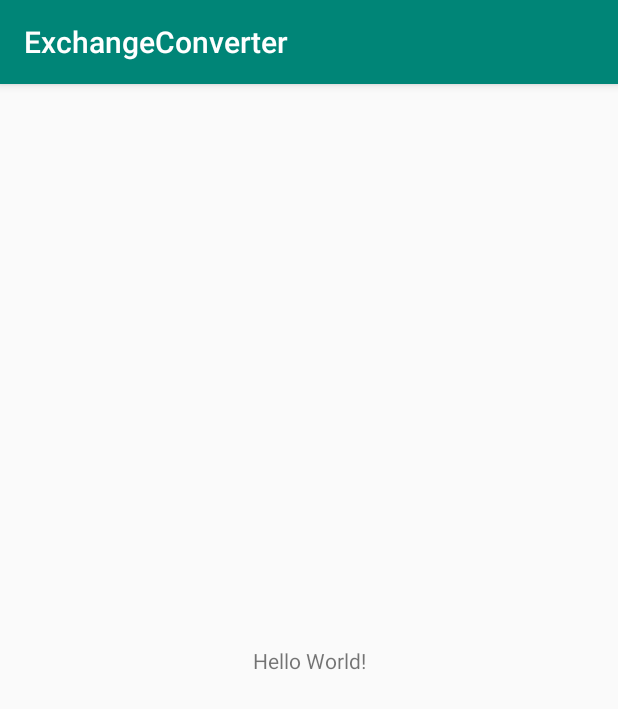
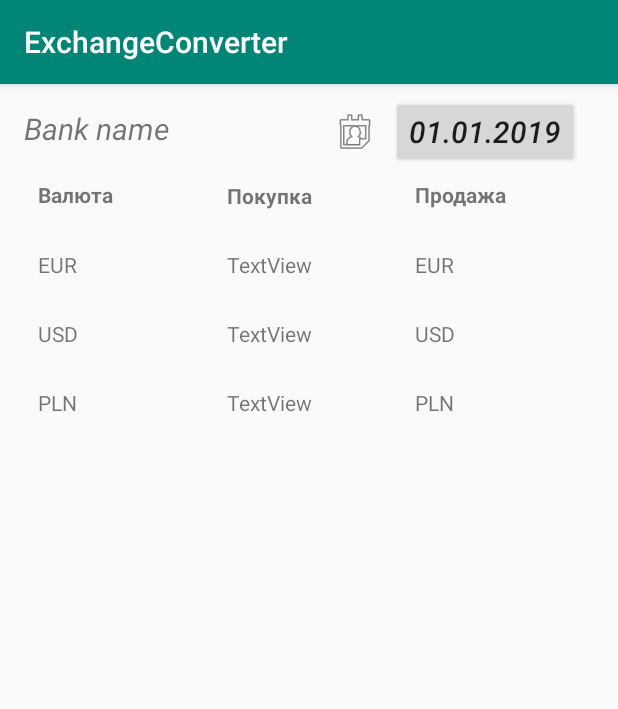
Before and after one commit to AlexNem/ExchangeConverter, an Android app: the screen it shows after launch (MainActivity), on a phone screen of 412 x 824 dp. Shown: the top 709 px of the screen. Run offline under Robolectric (Android 15) with nearby library versions, the phone set to English and light mode, and no system bars.

Commit message:
Create currency fragment/recycler

```diff
--- a/app/build.gradle
+++ b/app/build.gradle
@@ -28,6 +28,8 @@ dependencies {
     implementation "org.jetbrains.kotlin:kotlin-stdlib-jdk7:$kotlin_version"
     implementation 'com.android.support:appcompat-v7:28.0.0'
     implementation 'com.android.support.constraint:constraint-layout:1.1.3'
+    implementation 'com.android.support:support-v4:28.0.0'
+    implementation 'com.android.support:recyclerview-v7:28.0.0'
     testImplementation 'junit:junit:4.12'
     androidTestImplementation 'com.android.support.test:runner:1.0.2'
     androidTestImplementation 'com.android.support.test.espresso:espresso-core:3.0.2'
--- a/app/src/main/AndroidManifest.xml
+++ b/app/src/main/AndroidManifest.xml
@@ -9,7 +9,7 @@
             android:roundIcon="@mipmap/ic_launcher_round"
             android:supportsRtl="true"
             android:theme="@style/AppTheme">
-        <activity android:name=".MainActivity">
+        <activity android:name=".activity.MainActivity">
             <intent-filter>
                 <action android:name="android.intent.action.MAIN"/>
 
--- a/app/src/main/java/com/example/exchangeconverter/MainActivity.kt
+++ /dev/null
@@ -1,12 +0,0 @@
-package com.example.exchangeconverter
-
-import android.support.v7.app.AppCompatActivity
-import android.os.Bundle
-
-class MainActivity : AppCompatActivity() {
-
-    override fun onCreate(savedInstanceState: Bundle?) {
-        super.onCreate(savedInstanceState)
-        setContentView(R.layout.activity_main)
-    }
-}
--- /dev/null
+++ b/app/src/main/java/com/example/exchangeconverter/activity/MainActivity.kt
@@ -0,0 +1,32 @@
+package com.example.exchangeconverter.activity
+
+import android.os.Bundle
+import android.support.v7.app.AppCompatActivity
+import android.support.v7.widget.LinearLayoutManager
+import com.example.exchangeconverter.R
+import com.example.exchangeconverter.fragment.MyItemRecyclerViewAdapter
+import kotlinx.android.synthetic.main.fragment_currency.*
+
+class MainActivity : AppCompatActivity()
+{
+    override fun onCreate(savedInstanceState: Bundle?) {
+        super.onCreate(savedInstanceState)
+        setContentView(R.layout.activity_main)
+
+        setRecycler()
+    }
+
+    fun setRecycler(){
+        currency_recycler.layoutManager = LinearLayoutManager(this)
+        currency_recycler.adapter = MyItemRecyclerViewAdapter(Data())
+    }
+
+    fun Data():MutableList<String>{
+        val currency_mock = mutableListOf<String>()
+        currency_mock.add(0, "EUR")
+        currency_mock.add(1, "USD")
+        currency_mock.add(2, "PLN")
+        return currency_mock
+    }
+
+}
--- /dev/null
+++ b/app/src/main/java/com/example/exchangeconverter/fragment/ItemFragment.kt
@@ -0,0 +1,88 @@
+package com.example.exchangeconverter.fragment
+
+import android.content.Context
+import android.os.Bundle
+import android.support.v4.app.Fragment
+import android.support.v7.widget.GridLayoutManager
+import android.support.v7.widget.LinearLayoutManager
+import android.support.v7.widget.RecyclerView
+import android.view.LayoutInflater
+import android.view.View
+import android.view.ViewGroup
+import com.example.exchangeconverter.R
+
+
+class ItemFragment : Fragment() {
+
+    private var columnCount = 1
+
+    private var listener: OnListFragmentInteractionListener? = null
+
+    override fun onCreate(savedInstanceState: Bundle?) {
+        super.onCreate(savedInstanceState)
+
+        arguments?.let {
+            columnCount = it.getInt(ARG_COLUMN_COUNT)
+        }
+    }
+
+    override fun onCreateView(
+        inflater: LayoutInflater, container: ViewGroup?,
+        savedInstanceState: Bundle?
+    ): View? {
+        val view = inflater.inflate(R.layout.fragment_currency, container, false)
+
+        // Set the adapter
+        if (view is RecyclerView) {
+            with(view) {
+                layoutManager = when {
+                    columnCount <= 1 -> LinearLayoutManager(context)
+                    else -> GridLayoutManager(context, columnCount)
+                }
+                adapter = MyItemRecyclerViewAdapter(
+                        Data()
+                )
+            }
+        }
+        return view
+    }
+
+    fun Data():MutableList<String>{
+        val currency_mock = mutableListOf<String>()
+        currency_mock.add(0, "EUR")
+        currency_mock.add(1, "USD")
+        currency_mock.add(2, "PLN")
+        return currency_mock
+    }
+
+    override fun onAttach(context: Context) {
+        super.onAttach(context)
+        if (context is OnListFragmentInteractionListener) {
+            listener = context
+        } else {
+            throw RuntimeException(context.toString() + " must implement OnListFragmentInteractionListener")
+        }
+    }
+
+    override fun onDetach() {
+        super.onDetach()
+        listener = null
+    }
+
+    interface OnListFragmentInteractionListener {
+        fun onListFragmentInteraction(item: String?)
+    }
+
+    companion object {
+
+        const val ARG_COLUMN_COUNT = "column-count"
+
+        @JvmStatic
+        fun newInstance(columnCount: Int) =
+            ItemFragment().apply {
+                arguments = Bundle().apply {
+                    putInt(ARG_COLUMN_COUNT, columnCount)
+                }
+            }
+    }
+}
--- /dev/null
+++ b/app/src/main/java/com/example/exchangeconverter/fragment/MyItemRecyclerViewAdapter.kt
@@ -0,0 +1,41 @@
+package com.example.exchangeconverter.fragment
+
+
+import android.support.v7.widget.RecyclerView
+import android.view.LayoutInflater
+import android.view.View
+import android.view.ViewGroup
+import android.widget.TextView
+import com.example.exchangeconverter.R
+import kotlinx.android.synthetic.main.fragment_item.view.*
+
+class MyItemRecyclerViewAdapter(
+        private val mValues: List<String>
+) : RecyclerView.Adapter<MyItemRecyclerViewAdapter.ViewHolder>() {
+
+
+    override fun onCreateViewHolder(parent: ViewGroup, viewType: Int): ViewHolder {
+        val view = LayoutInflater.from(parent.context)
+            .inflate(R.layout.fragment_item, parent, false)
+        return ViewHolder(view)
+    }
+
+    override fun onBindViewHolder(holder: ViewHolder, position: Int) {
+        val item = mValues[position]
+        holder.tv_Current.text = item
+        holder.tv_sell.text = item
+
+    }
+
+    override fun getItemCount(): Int = mValues.size
+
+    inner class ViewHolder(val mView: View) : RecyclerView.ViewHolder(mView) {
+        val tv_Current: TextView = mView.tv_current_1
+        val tv_buy: TextView = mView.tv_buy_1
+        val tv_sell: TextView = mView.tv_sell_1
+
+        override fun toString(): kotlin.String {
+            return super.toString() + " '" + tv_sell.text + "'"
+        }
+    }
+}
--- a/app/src/main/res/layout/activity_main.xml
+++ b/app/src/main/res/layout/activity_main.xml
@@ -1,19 +1,13 @@
 <?xml version="1.0" encoding="utf-8"?>
-<android.support.constraint.ConstraintLayout
-        xmlns:android="http://schemas.android.com/apk/res/android"
-        xmlns:tools="http://schemas.android.com/tools"
-        xmlns:app="http://schemas.android.com/apk/res-auto"
-        android:layout_width="match_parent"
-        android:layout_height="match_parent"
-        tools:context=".MainActivity">
+<android.support.constraint.ConstraintLayout xmlns:android="http://schemas.android.com/apk/res/android"
+    xmlns:app="http://schemas.android.com/apk/res-auto"
+    xmlns:tools="http://schemas.android.com/tools"
+    android:layout_width="match_parent"
+    android:layout_height="match_parent"
+    tools:context=".activity.MainActivity">
 
-    <TextView
-            android:layout_width="wrap_content"
-            android:layout_height="wrap_content"
-            android:text="Hello World!"
-            app:layout_constraintBottom_toBottomOf="parent"
-            app:layout_constraintLeft_toLeftOf="parent"
-            app:layout_constraintRight_toRightOf="parent"
-            app:layout_constraintTop_toTopOf="parent"/>
+    <include
+        layout="@layout/fragment_currency" />
+        <!--android:layout_marginTop="?attr/actionBarSize" />-->
 
 </android.support.constraint.ConstraintLayout>
--- /dev/null
+++ b/app/src/main/res/layout/fragment_all_currency.xml
@@ -0,0 +1,6 @@
+<?xml version="1.0" encoding="utf-8"?>
+<android.support.constraint.ConstraintLayout xmlns:android="http://schemas.android.com/apk/res/android"
+                                             android:layout_width="match_parent"
+                                             android:layout_height="match_parent">
+
+</android.support.constraint.ConstraintLayout>
--- /dev/null
+++ b/app/src/main/res/layout/fragment_currency.xml
@@ -0,0 +1,108 @@
+<?xml version="1.0" encoding="utf-8"?>
+<android.support.constraint.ConstraintLayout xmlns:android="http://schemas.android.com/apk/res/android"
+    xmlns:app="http://schemas.android.com/apk/res-auto"
+    xmlns:tools="http://schemas.android.com/tools"
+    android:layout_width="wrap_content"
+    android:layout_height="wrap_content">
+
+    <TextView
+        android:id="@+id/textView"
+        android:layout_width="wrap_content"
+        android:layout_height="0dp"
+        android:layout_marginStart="16dp"
+        android:layout_marginTop="16dp"
+        android:text="@string/str_bank_name"
+        android:textSize="20sp"
+        android:textStyle="italic"
+        app:layout_constraintStart_toStartOf="parent"
+        app:layout_constraintTop_toTopOf="parent" />
+
+    <ImageView
+        android:id="@+id/imageView"
+        android:layout_width="wrap_content"
+        android:layout_height="wrap_content"
+        android:layout_marginStart="108dp"
+        android:contentDescription="@string/decription_data_image"
+        app:layout_constraintBottom_toBottomOf="@+id/textView"
+        app:layout_constraintStart_toEndOf="@+id/textView"
+        app:layout_constraintTop_toTopOf="@+id/textView"
+        app:layout_constraintVertical_bias="0.0"
+        app:srcCompat="@android:drawable/ic_menu_my_calendar" />
+
+    <Button
+        android:id="@+id/button"
+        android:layout_width="wrap_content"
+        android:layout_height="wrap_content"
+        android:layout_marginStart="8dp"
+        android:layout_marginEnd="16dp"
+        android:text="@string/str_data"
+        android:textSize="20sp"
+        android:textStyle="italic"
+        app:layout_constraintBottom_toBottomOf="@+id/imageView"
+        app:layout_constraintEnd_toEndOf="parent"
+        app:layout_constraintHorizontal_bias="0.75"
+        app:layout_constraintStart_toEndOf="@+id/imageView"
+        app:layout_constraintTop_toTopOf="@+id/imageView" />
+
+    <TextView
+        android:id="@+id/textView2"
+        android:layout_width="100dp"
+        android:layout_height="30dp"
+        android:layout_marginStart="8dp"
+        android:layout_marginTop="20dp"
+        android:layout_marginEnd="8dp"
+        android:layout_marginBottom="8dp"
+        android:text="@string/tv_currency"
+        android:textStyle="bold"
+        app:layout_constraintBottom_toTopOf="@+id/currency_recycler"
+        app:layout_constraintEnd_toStartOf="@+id/textView3"
+        app:layout_constraintHorizontal_bias="0.5"
+        app:layout_constraintStart_toStartOf="parent"
+        app:layout_constraintTop_toBottomOf="@+id/textView" />
+
+    <TextView
+        android:id="@+id/textView3"
+        android:layout_width="100dp"
+        android:layout_height="30dp"
+        android:layout_marginTop="21dp"
+        android:text="@string/tv_buy"
+        android:textStyle="bold"
+        app:layout_constraintEnd_toStartOf="@+id/textView4"
+        app:layout_constraintHorizontal_bias="0.5"
+        app:layout_constraintStart_toEndOf="@+id/textView2"
+        app:layout_constraintTop_toBottomOf="@+id/textView" />
+
+    <TextView
+        android:id="@+id/textView4"
+        android:layout_width="100dp"
+        android:layout_height="30dp"
+        android:layout_marginStart="8dp"
+        android:layout_marginTop="8dp"
+        android:layout_marginEnd="8dp"
+        android:layout_marginBottom="8dp"
+        android:text="@string/tv_sell"
+        android:textStyle="bold"
+        app:layout_constraintBottom_toTopOf="@+id/currency_recycler"
+        app:layout_constraintEnd_toEndOf="parent"
+        app:layout_constraintHorizontal_bias="0.5"
+        app:layout_constraintStart_toEndOf="@+id/textView3"
+        app:layout_constraintTop_toBottomOf="@+id/button"
+        app:layout_constraintVertical_bias="0.0" />
+
+    <android.support.v7.widget.RecyclerView
+        android:id="@+id/currency_recycler"
+        android:name="com.example.exchangeconverter.ItemFragment"
+        android:layout_width="0dp"
+        android:layout_height="wrap_content"
+        android:layout_marginTop="8dp"
+        app:layoutManager="LinearLayoutManager"
+        app:layout_constraintBottom_toBottomOf="parent"
+        app:layout_constraintEnd_toEndOf="parent"
+        app:layout_constraintHorizontal_bias="0.0"
+        app:layout_constraintStart_toStartOf="parent"
+        app:layout_constraintTop_toBottomOf="@+id/textView3"
+        app:layout_constraintVertical_bias="1.0"
+        tools:context=".fragment.ItemFragment"
+        tools:listitem="@layout/fragment_item" />
+
+</android.support.constraint.ConstraintLayout>
--- /dev/null
+++ b/app/src/main/res/layout/fragment_item.xml
@@ -0,0 +1,55 @@
+<?xml version="1.0" encoding="utf-8"?>
+<android.support.constraint.ConstraintLayout xmlns:android="http://schemas.android.com/apk/res/android"
+    xmlns:app="http://schemas.android.com/apk/res-auto"
+    xmlns:tools="http://schemas.android.com/tools"
+    android:layout_width="match_parent"
+    android:layout_height="wrap_content"
+    android:orientation="horizontal">
+
+    <TextView
+        android:id="@+id/tv_current_1"
+        android:layout_width="100dp"
+        android:layout_height="30dp"
+        android:layout_marginStart="8dp"
+        android:layout_marginTop="8dp"
+        android:layout_marginEnd="8dp"
+        android:layout_marginBottom="8dp"
+        android:text="TextView"
+        app:layout_constraintBottom_toBottomOf="parent"
+        app:layout_constraintEnd_toStartOf="@+id/tv_buy_1"
+        app:layout_constraintHorizontal_bias="0.5"
+        app:layout_constraintStart_toStartOf="parent"
+        app:layout_constraintTop_toTopOf="parent"
+        app:layout_constraintVertical_bias="0.0" />
+
+    <TextView
+        android:id="@+id/tv_buy_1"
+        android:layout_width="100dp"
+        android:layout_height="30dp"
+        android:layout_marginTop="8dp"
+        android:layout_marginBottom="8dp"
+        android:text="TextView"
+        app:layout_constraintBottom_toBottomOf="parent"
+        app:layout_constraintEnd_toStartOf="@+id/tv_sell_1"
+        app:layout_constraintHorizontal_bias="0.5"
+        app:layout_constraintStart_toEndOf="@+id/tv_current_1"
+        app:layout_constraintTop_toTopOf="parent"
+        app:layout_constraintVertical_bias="1.0" />
+
+    <TextView
+        android:id="@+id/tv_sell_1"
+        android:layout_width="100dp"
+        android:layout_height="30dp"
+        android:layout_marginStart="8dp"
+        android:layout_marginTop="8dp"
+        android:layout_marginEnd="8dp"
+        android:layout_marginBottom="8dp"
+        android:text="TextView"
+        app:layout_constraintBottom_toBottomOf="parent"
+        app:layout_constraintEnd_toEndOf="parent"
+        app:layout_constraintHorizontal_bias="0.5"
+        app:layout_constraintStart_toEndOf="@+id/tv_buy_1"
+        app:layout_constraintTop_toTopOf="parent"
+        app:layout_constraintVertical_bias="0.888" />
+
+</android.support.constraint.ConstraintLayout>
--- /dev/null
+++ b/app/src/main/res/values/dimens.xml
@@ -0,0 +1,4 @@
+<?xml version="1.0" encoding="utf-8"?>
+<resources>
+    <dimen name="text_margin">16dp</dimen>
+</resources>
--- a/app/src/main/res/values/strings.xml
+++ b/app/src/main/res/values/strings.xml
@@ -1,3 +1,9 @@
 <resources>
     <string name="app_name">ExchangeConverter</string>
+    <string name="str_bank_name">Bank name</string>
+    <string name="str_data">01.01.2019</string>
+    <string name="decription_data_image">TODO</string>
+    <string name="tv_buy">Покупка</string>
+    <string name="tv_currency">Валюта</string>
+    <string name="tv_sell">Продажа</string>
 </resources>
```
